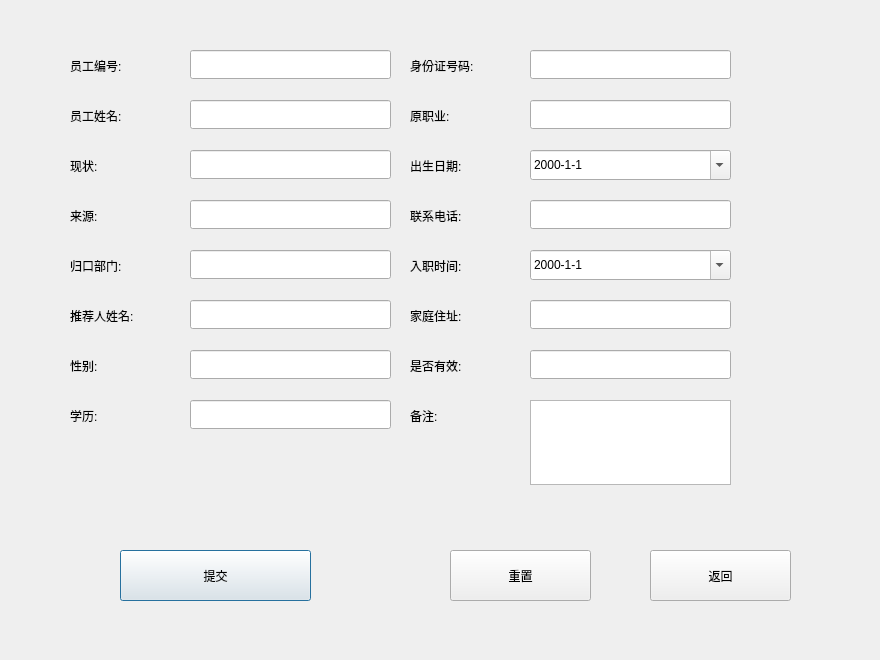
Old version of the form employeeinsertdialog.ui in the repository Vaskka/DR_Projects.
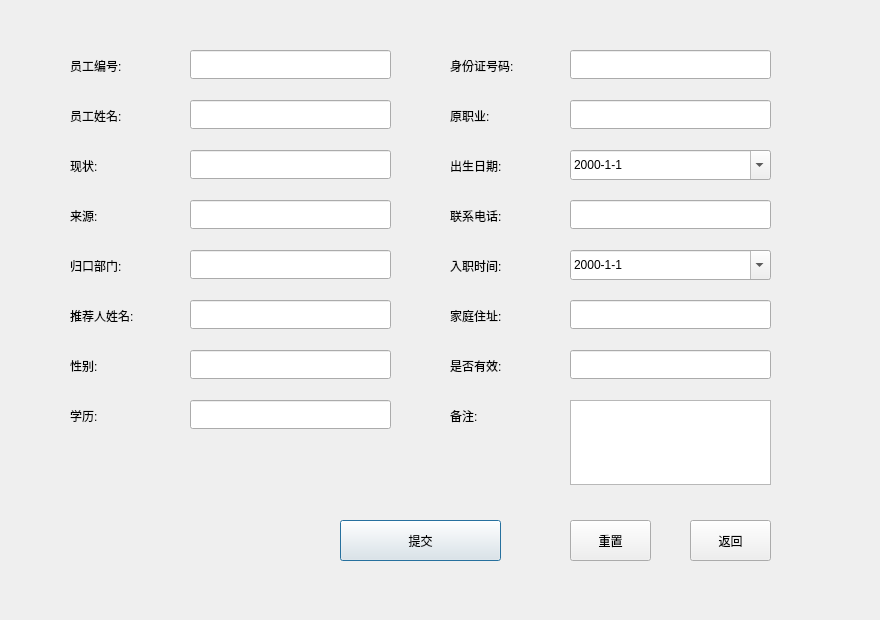
New version of the form.

Patch:
```diff
--- a/employeeinsertdialog.ui
+++ b/employeeinsertdialog.ui
@@ -7,7 +7,7 @@
     <x>0</x>
     <y>0</y>
     <width>880</width>
-    <height>660</height>
+    <height>620</height>
    </rect>
   </property>
   <property name="windowTitle">
@@ -94,7 +94,7 @@
   <widget class="QLabel" name="label_7">
    <property name="geometry">
     <rect>
-     <x>410</x>
+     <x>450</x>
      <y>50</y>
      <width>101</width>
      <height>31</height>
@@ -133,7 +133,7 @@
   <widget class="QLabel" name="label_11">
    <property name="geometry">
     <rect>
-     <x>410</x>
+     <x>450</x>
      <y>150</y>
      <width>81</width>
      <height>31</height>
@@ -146,7 +146,7 @@
   <widget class="QLabel" name="label_12">
    <property name="geometry">
     <rect>
-     <x>410</x>
+     <x>450</x>
      <y>100</y>
      <width>81</width>
      <height>31</height>
@@ -159,7 +159,7 @@
   <widget class="QLabel" name="label_13">
    <property name="geometry">
     <rect>
-     <x>410</x>
+     <x>450</x>
      <y>200</y>
      <width>81</width>
      <height>31</height>
@@ -172,7 +172,7 @@
   <widget class="QLabel" name="label_14">
    <property name="geometry">
     <rect>
-     <x>410</x>
+     <x>450</x>
      <y>250</y>
      <width>81</width>
      <height>31</height>
@@ -185,7 +185,7 @@
   <widget class="QLabel" name="label_15">
    <property name="geometry">
     <rect>
-     <x>410</x>
+     <x>450</x>
      <y>350</y>
      <width>81</width>
      <height>31</height>
@@ -198,7 +198,7 @@
   <widget class="QLabel" name="label_16">
    <property name="geometry">
     <rect>
-     <x>410</x>
+     <x>450</x>
      <y>300</y>
      <width>81</width>
      <height>31</height>
@@ -211,7 +211,7 @@
   <widget class="QLabel" name="label_17">
    <property name="geometry">
     <rect>
-     <x>410</x>
+     <x>450</x>
      <y>400</y>
      <width>81</width>
      <height>31</height>
@@ -304,7 +304,7 @@
   <widget class="QLineEdit" name="Admin_EmployeePersonalNumberEdit">
    <property name="geometry">
     <rect>
-     <x>530</x>
+     <x>570</x>
      <y>50</y>
      <width>201</width>
      <height>29</height>
@@ -314,7 +314,7 @@
   <widget class="QLineEdit" name="Admin_EmployeeSourceWorkEdit">
    <property name="geometry">
     <rect>
-     <x>530</x>
+     <x>570</x>
      <y>100</y>
      <width>201</width>
      <height>29</height>
@@ -324,7 +324,7 @@
   <widget class="QLineEdit" name="Admin_EmployeeTelEdit">
    <property name="geometry">
     <rect>
-     <x>530</x>
+     <x>570</x>
      <y>200</y>
      <width>201</width>
      <height>29</height>
@@ -334,7 +334,7 @@
   <widget class="QLineEdit" name="Admin_EmployeeAdressEdit">
    <property name="geometry">
     <rect>
-     <x>530</x>
+     <x>570</x>
      <y>300</y>
      <width>201</width>
      <height>29</height>
@@ -344,7 +344,7 @@
   <widget class="QLineEdit" name="Admin_EmployeeOkEdit">
    <property name="geometry">
     <rect>
-     <x>530</x>
+     <x>570</x>
      <y>350</y>
      <width>201</width>
      <height>29</height>
@@ -354,7 +354,7 @@
   <widget class="QDateEdit" name="Admin_EmployeeComeDate">
    <property name="geometry">
     <rect>
-     <x>530</x>
+     <x>570</x>
      <y>250</y>
      <width>201</width>
      <height>30</height>
@@ -370,10 +370,10 @@
   <widget class="QPushButton" name="Admin_Commit">
    <property name="geometry">
     <rect>
-     <x>120</x>
-     <y>550</y>
-     <width>191</width>
-     <height>51</height>
+     <x>340</x>
+     <y>520</y>
+     <width>161</width>
+     <height>41</height>
     </rect>
    </property>
    <property name="text">
@@ -386,10 +386,10 @@
   <widget class="QPushButton" name="Admin_Reset">
    <property name="geometry">
     <rect>
-     <x>450</x>
-     <y>550</y>
-     <width>141</width>
-     <height>51</height>
+     <x>570</x>
+     <y>520</y>
+     <width>81</width>
+     <height>41</height>
     </rect>
    </property>
    <property name="text">
@@ -402,10 +402,10 @@
   <widget class="QPushButton" name="Admin_Return">
    <property name="geometry">
     <rect>
-     <x>650</x>
-     <y>550</y>
-     <width>141</width>
-     <height>51</height>
+     <x>690</x>
+     <y>520</y>
+     <width>81</width>
+     <height>41</height>
     </rect>
    </property>
    <property name="text">
@@ -418,7 +418,7 @@
   <widget class="QTextEdit" name="Admin_DecriptionText">
    <property name="geometry">
     <rect>
-     <x>530</x>
+     <x>570</x>
      <y>400</y>
      <width>201</width>
      <height>85</height>
@@ -428,7 +428,7 @@
   <widget class="QDateEdit" name="Admin_EmployeeBirthdayDate">
    <property name="geometry">
     <rect>
-     <x>530</x>
+     <x>570</x>
      <y>150</y>
      <width>201</width>
      <height>30</height>
@@ -441,6 +441,69 @@
     <bool>true</bool>
    </property>
   </widget>
+  <widget class="QLabel" name="label_10">
+   <property name="geometry">
+    <rect>
+     <x>60</x>
+     <y>30</y>
+     <width>361</width>
+     <height>571</height>
+    </rect>
+   </property>
+   <property name="text">
+    <string/>
+   </property>
+  </widget>
+  <widget class="QLabel" name="label_18">
+   <property name="geometry">
+    <rect>
+     <x>420</x>
+     <y>30</y>
+     <width>401</width>
+     <height>571</height>
+    </rect>
+   </property>
+   <property name="text">
+    <string/>
+   </property>
+  </widget>
+  <zorder>label_10</zorder>
+  <zorder>label_18</zorder>
+  <zorder>label</zorder>
+  <zorder>label_2</zorder>
+  <zorder>label_3</zorder>
+  <zorder>label_4</zorder>
+  <zorder>label_5</zorder>
+  <zorder>label_6</zorder>
+  <zorder>label_7</zorder>
+  <zorder>label_8</zorder>
+  <zorder>label_9</zorder>
+  <zorder>label_11</zorder>
+  <zorder>label_12</zorder>
+  <zorder>label_13</zorder>
+  <zorder>label_14</zorder>
+  <zorder>label_15</zorder>
+  <zorder>label_16</zorder>
+  <zorder>label_17</zorder>
+  <zorder>Admin_EmployeeNumberEdit</zorder>
+  <zorder>Admin_EmployeeNameEdit</zorder>
+  <zorder>Admin_EmployeeStatusEdit</zorder>
+  <zorder>Admin_EmployeeSourceEdit</zorder>
+  <zorder>Admin_EmployeeUnitEdit</zorder>
+  <zorder>Admin_EmployeeRecommandEdit</zorder>
+  <zorder>Admin_EmployeeSexEdit</zorder>
+  <zorder>Admin_EmployeeEducationEdit</zorder>
+  <zorder>Admin_EmployeePersonalNumberEdit</zorder>
+  <zorder>Admin_EmployeeSourceWorkEdit</zorder>
+  <zorder>Admin_EmployeeTelEdit</zorder>
+  <zorder>Admin_EmployeeAdressEdit</zorder>
+  <zorder>Admin_EmployeeOkEdit</zorder>
+  <zorder>Admin_EmployeeComeDate</zorder>
+  <zorder>Admin_Commit</zorder>
+  <zorder>Admin_Reset</zorder>
+  <zorder>Admin_Return</zorder>
+  <zorder>Admin_DecriptionText</zorder>
+  <zorder>Admin_EmployeeBirthdayDate</zorder>
  </widget>
  <resources/>
  <connections/>
```
